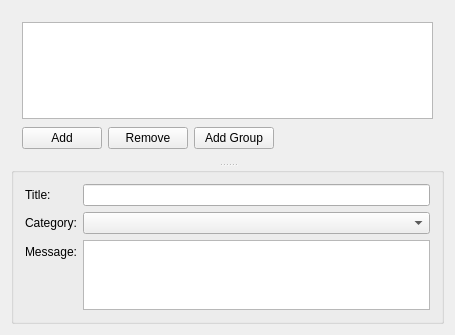
The window that kopete/config/status/statusconfig_manager.ui (KDE/kopete) describes before a commit, drawn with Qt 5.
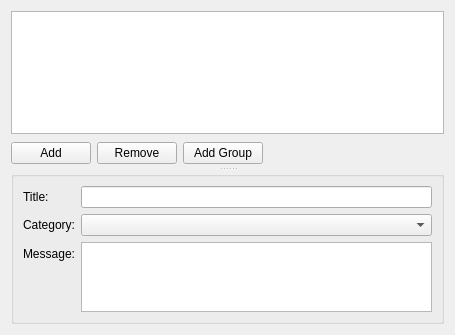
The same window after the commit. Custom widgets are drawn as their Qt base class.

Diff of the .ui file:
```diff
--- a/kopete/config/status/statusconfig_manager.ui
+++ b/kopete/config/status/statusconfig_manager.ui
@@ -137,8 +137,6 @@
   </layout>
   <zorder>splitter</zorder>
  </widget>
- <layoutdefault spacing="6" margin="11" />
- <pixmapfunction>qPixmapFromMimeSource</pixmapfunction>
  <customwidgets>
   <customwidget>
    <class>StatusTreeView</class>
```
